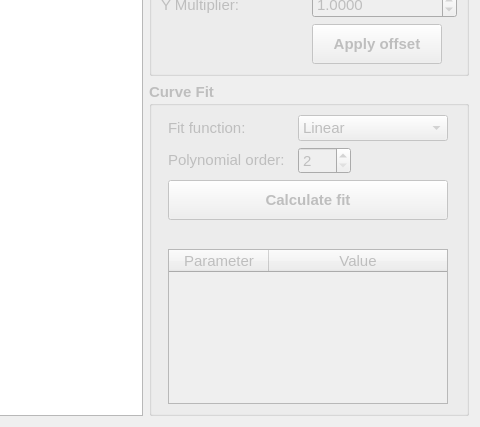
This is hallbench/gui/ui/viewdatadialog.ui in lnls-ima/hall-bench-control as Qt 5 draws it before an edit; both pictures show x 623 to 1103 and y 277 to 704 of the 1103 by 704 pixel window. The edited form follows.
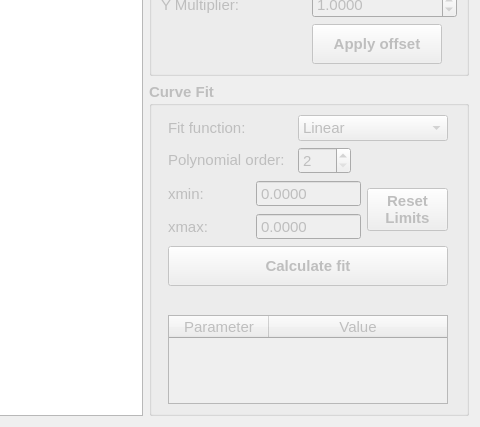
This is the edited form. Icons and pictures are not drawn. Custom widgets are drawn as their Qt base class.

Commit message: Add option to select range for curve fitting

Patch:
```diff
--- a/hallbench/gui/ui/viewdatadialog.ui
+++ b/hallbench/gui/ui/viewdatadialog.ui
@@ -326,43 +326,7 @@
      <property name="title">
       <string>Curve Fit</string>
      </property>
-     <layout class="QGridLayout" name="gridLayout">
-      <item row="4" column="0" colspan="2">
-       <widget class="QTableWidget" name="fit_ta">
-        <property name="sizePolicy">
-         <sizepolicy hsizetype="Preferred" vsizetype="Maximum">
-          <horstretch>0</horstretch>
-          <verstretch>0</verstretch>
-         </sizepolicy>
-        </property>
-        <property name="font">
-         <font>
-          <pointsize>11</pointsize>
-          <weight>50</weight>
-          <bold>false</bold>
-         </font>
-        </property>
-        <property name="editTriggers">
-         <set>QAbstractItemView::NoEditTriggers</set>
-        </property>
-        <attribute name="horizontalHeaderStretchLastSection">
-         <bool>true</bool>
-        </attribute>
-        <attribute name="verticalHeaderVisible">
-         <bool>false</bool>
-        </attribute>
-        <column>
-         <property name="text">
-          <string>Parameter</string>
-         </property>
-        </column>
-        <column>
-         <property name="text">
-          <string>Value</string>
-         </property>
-        </column>
-       </widget>
-      </item>
+     <layout class="QGridLayout" name="gridLayout_5">
       <item row="0" column="0">
        <widget class="QLabel" name="label_3">
         <property name="font">
@@ -415,16 +379,22 @@
         </item>
        </widget>
       </item>
-      <item row="2" column="0" colspan="2">
-       <widget class="QPushButton" name="fit_btn">
-        <property name="minimumSize">
-         <size>
-          <width>0</width>
-          <height>40</height>
-         </size>
+      <item row="1" column="0">
+       <widget class="QLabel" name="poly_la">
+        <property name="sizePolicy">
+         <sizepolicy hsizetype="Maximum" vsizetype="Maximum">
+          <horstretch>0</horstretch>
+          <verstretch>0</verstretch>
+         </sizepolicy>
+        </property>
+        <property name="font">
+         <font>
+          <weight>50</weight>
+          <bold>false</bold>
+         </font>
         </property>
         <property name="text">
-         <string>Calculate fit</string>
+         <string>Polynomial order:</string>
         </property>
        </widget>
       </item>
@@ -453,26 +423,156 @@
         </property>
        </widget>
       </item>
-      <item row="1" column="0">
-       <widget class="QLabel" name="poly_la">
+      <item row="2" column="0" colspan="2">
+       <layout class="QGridLayout" name="gridLayout">
+        <item row="0" column="0">
+         <widget class="QLabel" name="label">
+          <property name="font">
+           <font>
+            <weight>50</weight>
+            <bold>false</bold>
+           </font>
+          </property>
+          <property name="text">
+           <string>xmin:</string>
+          </property>
+         </widget>
+        </item>
+        <item row="0" column="1">
+         <widget class="QDoubleSpinBox" name="xmin_sb">
+          <property name="sizePolicy">
+           <sizepolicy hsizetype="Maximum" vsizetype="Fixed">
+            <horstretch>0</horstretch>
+            <verstretch>0</verstretch>
+           </sizepolicy>
+          </property>
+          <property name="font">
+           <font>
+            <weight>50</weight>
+            <bold>false</bold>
+           </font>
+          </property>
+          <property name="readOnly">
+           <bool>true</bool>
+          </property>
+          <property name="buttonSymbols">
+           <enum>QAbstractSpinBox::NoButtons</enum>
+          </property>
+          <property name="decimals">
+           <number>4</number>
+          </property>
+          <property name="minimum">
+           <double>-1000000000.000000000000000</double>
+          </property>
+          <property name="maximum">
+           <double>1000000000.000000000000000</double>
+          </property>
+         </widget>
+        </item>
+        <item row="0" column="2" rowspan="2">
+         <widget class="QPushButton" name="resetlim_btn">
+          <property name="text">
+           <string>Reset
+Limits</string>
+          </property>
+         </widget>
+        </item>
+        <item row="1" column="0">
+         <widget class="QLabel" name="label_4">
+          <property name="font">
+           <font>
+            <weight>50</weight>
+            <bold>false</bold>
+           </font>
+          </property>
+          <property name="text">
+           <string>xmax:</string>
+          </property>
+         </widget>
+        </item>
+        <item row="1" column="1">
+         <widget class="QDoubleSpinBox" name="xmax_sb">
+          <property name="sizePolicy">
+           <sizepolicy hsizetype="Maximum" vsizetype="Fixed">
+            <horstretch>0</horstretch>
+            <verstretch>0</verstretch>
+           </sizepolicy>
+          </property>
+          <property name="font">
+           <font>
+            <weight>50</weight>
+            <bold>false</bold>
+           </font>
+          </property>
+          <property name="readOnly">
+           <bool>true</bool>
+          </property>
+          <property name="buttonSymbols">
+           <enum>QAbstractSpinBox::NoButtons</enum>
+          </property>
+          <property name="decimals">
+           <number>4</number>
+          </property>
+          <property name="minimum">
+           <double>-1000000000.000000000000000</double>
+          </property>
+          <property name="maximum">
+           <double>1000000000.000000000000000</double>
+          </property>
+         </widget>
+        </item>
+       </layout>
+      </item>
+      <item row="5" column="0" colspan="2">
+       <widget class="QTableWidget" name="fit_ta">
         <property name="sizePolicy">
-         <sizepolicy hsizetype="Maximum" vsizetype="Maximum">
+         <sizepolicy hsizetype="Preferred" vsizetype="Maximum">
           <horstretch>0</horstretch>
           <verstretch>0</verstretch>
          </sizepolicy>
         </property>
         <property name="font">
          <font>
+          <pointsize>11</pointsize>
           <weight>50</weight>
           <bold>false</bold>
          </font>
         </property>
-        <property name="text">
-         <string>Polynomial order:</string>
+        <property name="editTriggers">
+         <set>QAbstractItemView::NoEditTriggers</set>
         </property>
+        <attribute name="horizontalHeaderStretchLastSection">
+         <bool>true</bool>
+        </attribute>
+        <attribute name="verticalHeaderVisible">
+         <bool>false</bool>
+        </attribute>
+        <column>
+         <property name="text">
+          <string>Parameter</string>
+         </property>
+        </column>
+        <column>
+         <property name="text">
+          <string>Value</string>
+         </property>
+        </column>
        </widget>
       </item>
       <item row="3" column="0" colspan="2">
+       <widget class="QPushButton" name="fit_btn">
+        <property name="minimumSize">
+         <size>
+          <width>0</width>
+          <height>40</height>
+         </size>
+        </property>
+        <property name="text">
+         <string>Calculate fit</string>
+        </property>
+       </widget>
+      </item>
+      <item row="4" column="0" colspan="2">
        <widget class="QLabel" name="fitfunction_la">
         <property name="sizePolicy">
          <sizepolicy hsizetype="Preferred" vsizetype="Preferred">
```
The commit also changes 1 other file.
